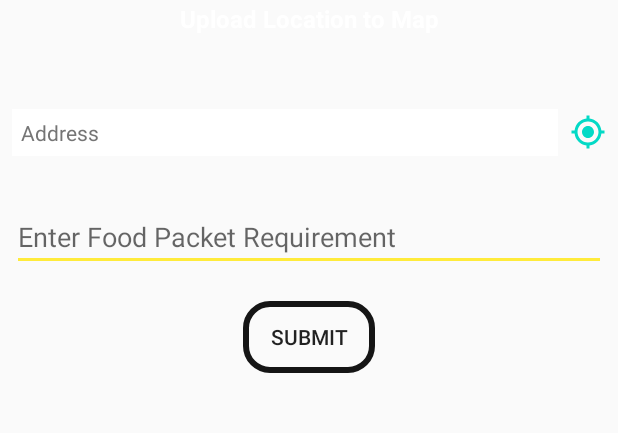
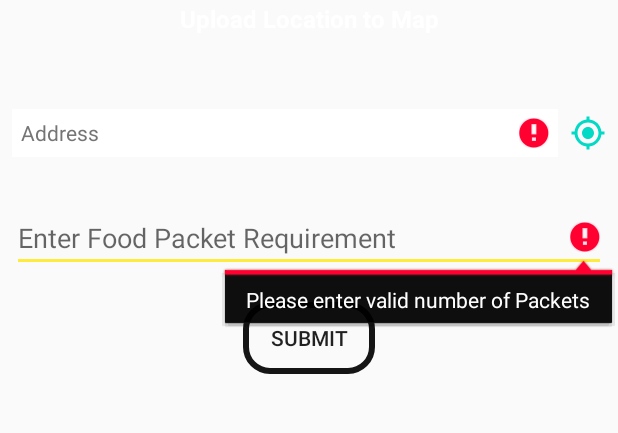
Before and after one commit to naman653/CovidHack, an Android app: the SeekHelpActvity screen opened directly, with no data from a screen before it, after a tap on "SUBMIT", on a phone screen of 412 x 824 dp, the part 149-582 px from its top. Run offline under Robolectric (Android 15) with nearby library versions, the phone set to English and light mode, and no system bars; our stand-ins replace ButterKnife, Firebase (no records; nobody signed in at launch, a user with empty details on screens opened directly); libraries missing offline, so code that uses them is left out: com.tbruyelle.rxpermissions2; 2 statements that could not run were skipped.

Commit message:
fix: forms in activities

```diff
--- a/app/src/main/java/com/hackathon/covid/SeekHelpActvity.java
+++ b/app/src/main/java/com/hackathon/covid/SeekHelpActvity.java
@@ -76,7 +76,14 @@ public class SeekHelpActvity extends AppCompatActivity {
         boolean valid = true;
         if(locationEditWidget.etAddress.getText().toString().isEmpty()) {
             valid = false;
-            Toast.makeText(SeekHelpActvity.this, R.string.location_not_selected, Toast.LENGTH_SHORT).show();
+            locationEditWidget.etAddress.setError(getString(R.string.location_not_selected));
+        }
+        if(packets.getText().toString().isEmpty()) {
+           valid = false;
+           packets.setError(getString(R.string.enter_packets));
+        } else if(Integer.parseInt(packets.getText().toString()) < 1) {
+            valid = false;
+            packets.setError(getString(R.string.enter_packets));
         }
         return valid;
     }
--- a/app/src/main/java/com/hackathon/covid/ShopActivity.java
+++ b/app/src/main/java/com/hackathon/covid/ShopActivity.java
@@ -88,15 +88,15 @@ public class ShopActivity extends AppCompatActivity {
         boolean valid = true;
         if(locationEditWidget.etAddress.getText().toString().isEmpty()) {
             valid = false;
-            Toast.makeText(ShopActivity.this, R.string.location_not_selected, Toast.LENGTH_SHORT).show();
+            locationEditWidget.etAddress.setError(getString(R.string.location_not_selected));
         }
         if(masks.getText().toString().isEmpty()) {
             valid = false;
-            Toast.makeText(ShopActivity.this, R.string.valid_masks, Toast.LENGTH_SHORT).show();
+            masks.setError(getString(R.string.valid_masks));
         }
         if(sanitizers.getText().toString().isEmpty()) {
             valid = false;
-            Toast.makeText(ShopActivity.this, R.string.valid_sanitizers, Toast.LENGTH_SHORT).show();
+            sanitizers.setError(getString(R.string.valid_sanitizers));
         }
         return valid;
     }
--- a/app/src/main/res/values/strings.xml
+++ b/app/src/main/res/values/strings.xml
@@ -46,4 +46,5 @@
     <string name="availble_no_of_masks">Availble No of Masks</string>
     <string name="valid_sanitizers">Please enter valid number of sanitizers</string>
     <string name="valid_masks">Please enter valid number of masks</string>
+    <string name="enter_packets">Please enter valid number of Packets</string>
 </resources>
```
